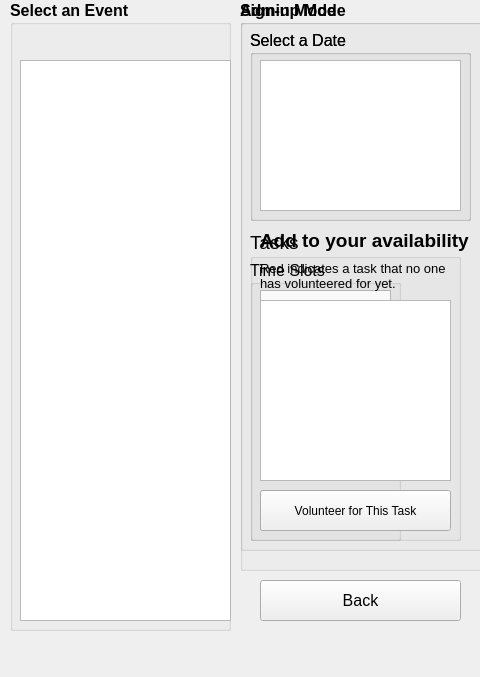
The window that EventPlanner/addingmode.ui (lanegramling/EventPlanner_Project) describes before a commit, drawn with Qt 5; both pictures show x 0 to 480 and y 0 to 677 of the 958 by 677 pixel window.
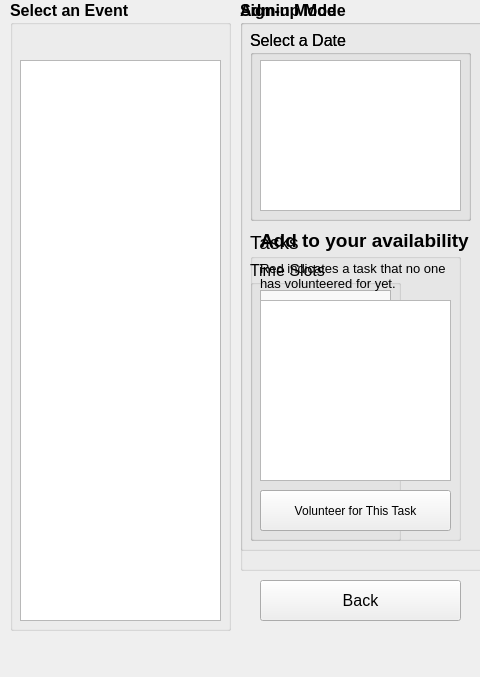
The same window after the commit.

```diff
--- a/EventPlanner/addingmode.ui
+++ b/EventPlanner/addingmode.ui
@@ -59,7 +59,7 @@
       <rect>
        <x>10</x>
        <y>60</y>
-       <width>211</width>
+       <width>201</width>
        <height>561</height>
       </rect>
      </property>
```
